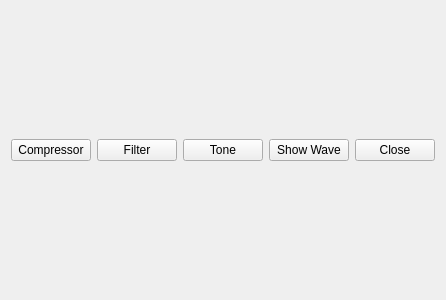
First picture: the form in mqt/mqtKeyerTest/mqtktMainWindow.ui, repository Rsclub22/Minos2-Mirror, before the edit.
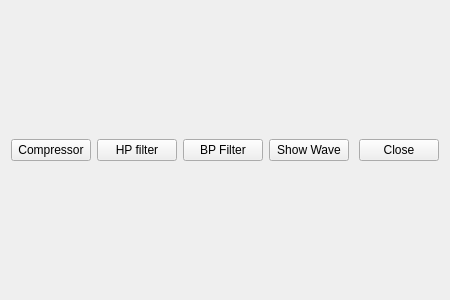
Second picture: the form after the edit.

Commit message: New bandmap filter; link filter and compressor enable

Diff of the .ui file:
```diff
--- a/mqt/mqtKeyerTest/mqtktMainWindow.ui
+++ b/mqt/mqtKeyerTest/mqtktMainWindow.ui
@@ -6,7 +6,7 @@
    <rect>
     <x>0</x>
     <y>0</y>
-    <width>400</width>
+    <width>450</width>
     <height>300</height>
    </rect>
   </property>
@@ -30,14 +30,14 @@
       <item>
        <widget class="QPushButton" name="filterButton">
         <property name="text">
-         <string>Filter</string>
+         <string>HP filter</string>
         </property>
        </widget>
       </item>
       <item>
        <widget class="QPushButton" name="toneButton">
         <property name="text">
-         <string>Tone</string>
+         <string>BP Filter</string>
         </property>
        </widget>
       </item>
```
Left out of the diff: 2 changed lines with no effect on the pictures. The commit also changes 29 other files.
